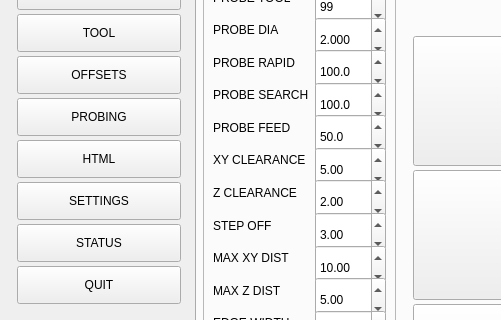
Moshkopp/ThorCNC, file thorcnc/thorcnc.ui: the form before one commit; both pictures show x 0 to 501 and y 87 to 407 of the 1280 by 850 pixel window.
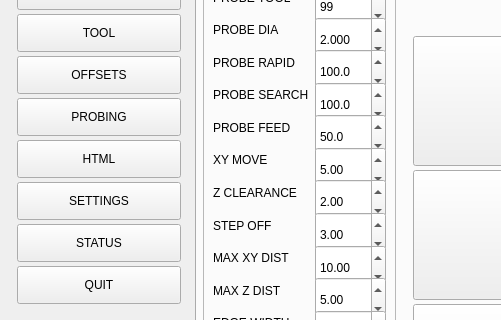
The form after the commit.

Patch:
```diff
--- a/thorcnc/thorcnc.ui
+++ b/thorcnc/thorcnc.ui
@@ -982,7 +982,7 @@
                  <item row="6" column="0">
                   <widget class="QLabel" name="lbl_probe_param_xy_clearance">
                    <property name="text">
-                    <string>XY CLEARANCE</string>
+                    <string>XY MOVE</string>
                    </property>
                   </widget>
                  </item>
```
Left out of the diff: 6 changed lines with no effect on the pictures.
